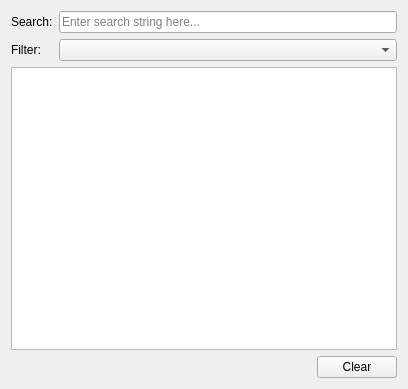
Above: Tools/ResourceEditor/DataQt/LogWidget.ui from xaoctech/dava.engine before the change. Below: the same form after it.
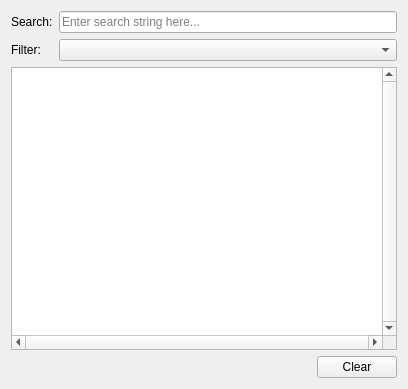
That is the form after the change. Custom widgets are drawn as their Qt base class.

What changed in the file:
```diff
--- a/Tools/ResourceEditor/DataQt/LogWidget.ui
+++ b/Tools/ResourceEditor/DataQt/LogWidget.ui
@@ -44,6 +44,12 @@
    </item>
    <item>
     <widget class="QListView" name="log">
+     <property name="verticalScrollBarPolicy">
+      <enum>Qt::ScrollBarAlwaysOn</enum>
+     </property>
+     <property name="horizontalScrollBarPolicy">
+      <enum>Qt::ScrollBarAlwaysOn</enum>
+     </property>
      <property name="editTriggers">
       <set>QAbstractItemView::NoEditTriggers</set>
      </property>
```
Left out of the diff: 24 changed lines with no effect on the pictures.
